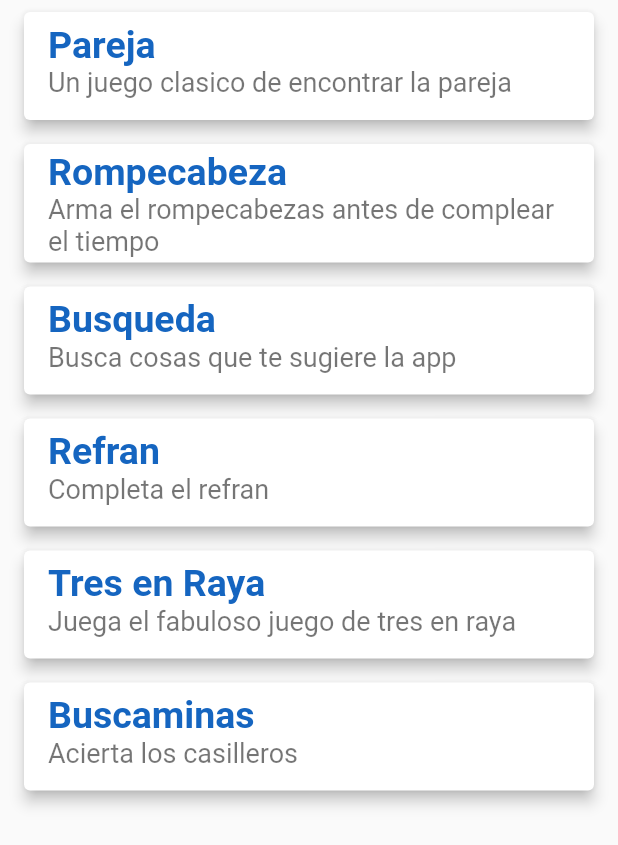
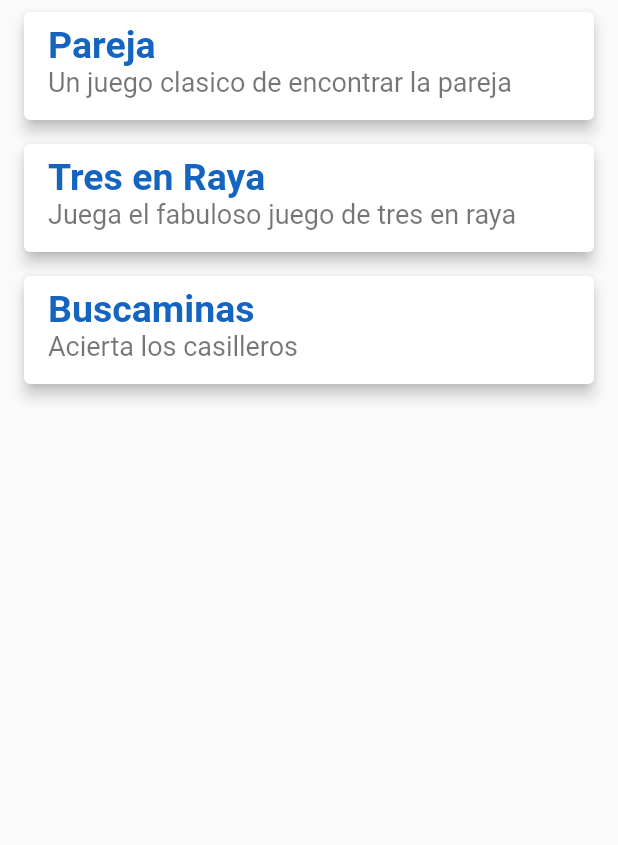
Before and after one commit to HarryOreLara/tesis-app, a Flutter app: the _GameListScreen screen opened directly, on a phone screen of 412 x 824 dp. Shown: the top 845 px of the screen. Run offline on Flutter 3.47's test engine with Material 2 defaults, Android fonts, the phone set to English and light mode, and no system bars; our stand-ins replace animate_do, bloc, card_swiper, dio, equatable, flutter_bloc and 7 more; accounts and stored records are empty.

Commit message:
Otros cambios _v2

```diff
--- a/lib/presentation/screens/entertainment/minigames_list/tres_en_raya.dart
+++ b/lib/presentation/screens/entertainment/minigames_list/tres_en_raya.dart
@@ -57,7 +57,7 @@ class _TresEnRayaScreenState extends State<TresEnRayaScreen> {
         crossAxisAlignment: CrossAxisAlignment.center,
         children: [
           Text(
-            "Es $lastValue turno".toUpperCase(),
+            "Turno: $lastValue".toUpperCase(),
             style: const TextStyle(color: Colors.white, fontSize: 58),
           ),
           const SizedBox(
--- a/lib/presentation/screens/entertainment/minigames_screen.dart
+++ b/lib/presentation/screens/entertainment/minigames_screen.dart
@@ -25,18 +25,21 @@ class MinigamesScreen extends StatelessWidget {
 
 class _GameListScreen extends StatelessWidget {
   final List<Map<String, String>> games = [
-    {'title': 'Pareja', 'subtitle': 'Un juego clasico de encontrar la pareja', 'ruta':'Pareja'},
     {
-      'title': 'Rompecabeza',
-      'subtitle': 'Arma el rompecabezas antes de complear el tiempo', 'ruta':'Rompecabeza'
+      'title': 'Pareja',
+      'subtitle': 'Un juego clasico de encontrar la pareja',
+      'ruta': 'Pareja'
     },
-    {'title': 'Busqueda', 'subtitle': 'Busca cosas que te sugiere la app', 'ruta':'Busqueda'},
-    {'title': 'Refran', 'subtitle': 'Completa el refran', 'ruta':'Refran'},
     {
       'title': 'Tres en Raya',
-      'subtitle': 'Juega el fabuloso juego de tres en raya', 'ruta':'tresenraya'
+      'subtitle': 'Juega el fabuloso juego de tres en raya',
+      'ruta': 'tresenraya'
     },
-    {'title': 'Buscaminas', 'subtitle': 'Acierta los casilleros', 'ruta':'buscaminas'},
+    {
+      'title': 'Buscaminas',
+      'subtitle': 'Acierta los casilleros',
+      'ruta': 'buscaminas'
+    },
   ];
   //refran
 
```
